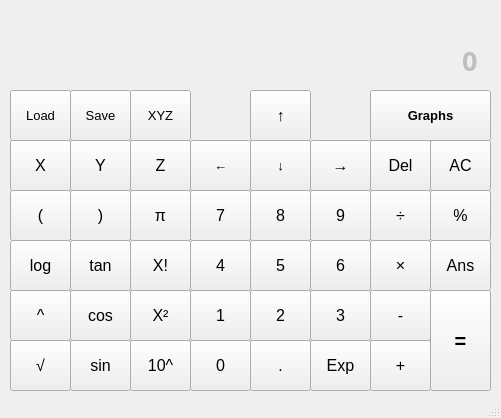
Old version of the form mainwindow.ui in the repository kitzerland/seproj1.
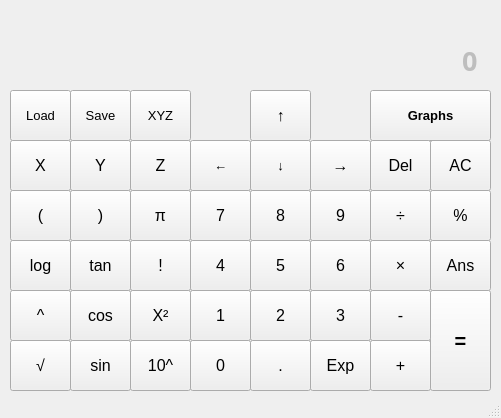
New version of the form. Icons and pictures are not drawn.

Diff of the .ui file:
```diff
--- a/mainwindow.ui
+++ b/mainwindow.ui
@@ -917,7 +917,7 @@
      <string notr="true"/>
     </property>
     <property name="text">
-     <string>X!</string>
+     <string>!</string>
     </property>
    </widget>
    <widget class="QPushButton" name="pushButton_RBracket">
```
